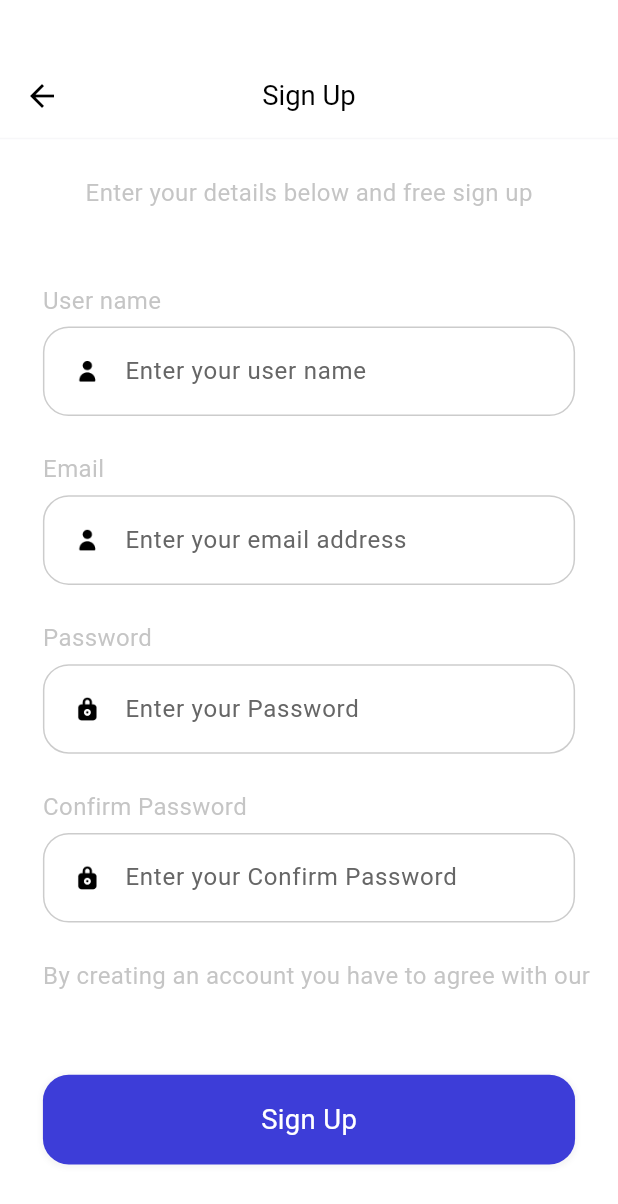
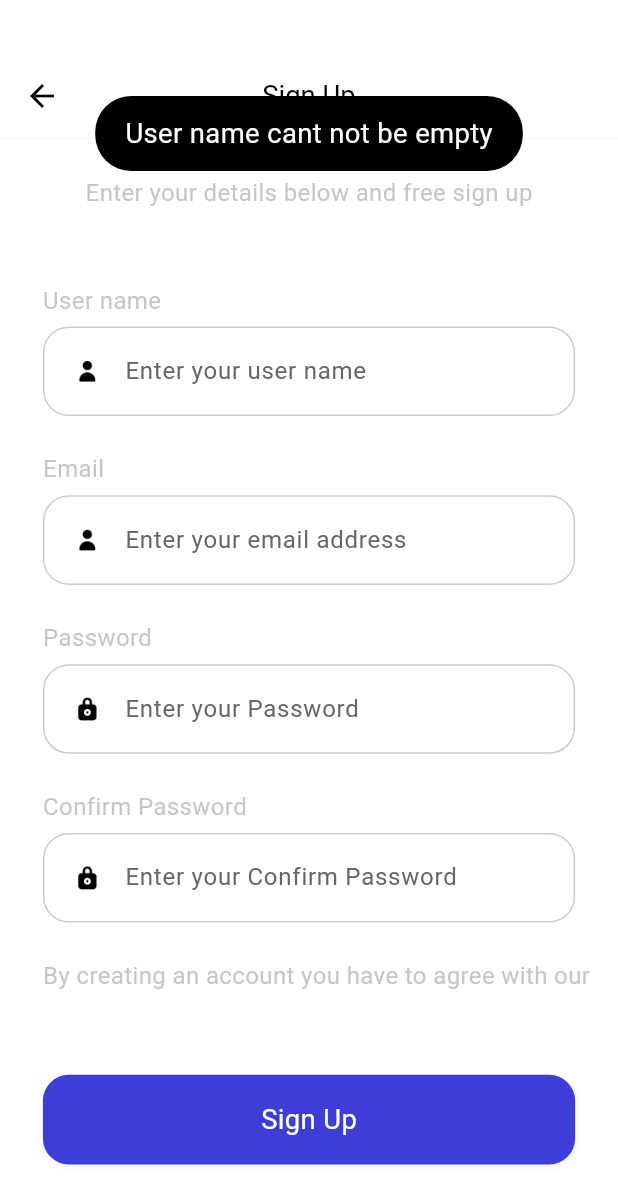
Before and after one commit to kareemmuhamedd/Ulearning-App, a Flutter app: the RegisterScreen screen opened by its route, after a tap on "Sign Up", on a phone screen of 412 x 824 dp. Shown: the top 1204 px of the screen. Run offline on Flutter 3.47's test engine with Material 3 defaults, Android fonts, the light colour scheme and no system bars; our stand-ins replace cloud_firestore, dots_indicator, firebase_auth, firebase_core, flutter_bloc, flutter_screenutil and 1 more; accounts and stored records are empty; Roboto replaces fonts that are missing (Avenir).

Commit message:
- Added Register Controller.

```diff
--- a/lib/pages/register/register_controller.dart
+++ b/lib/pages/register/register_controller.dart
@@ -0,0 +1,61 @@
+import 'package:firebase_auth/firebase_auth.dart';
+import 'package:flutter/cupertino.dart';
+import 'package:flutter_bloc/flutter_bloc.dart';
+import 'package:ulearning_app/common/widgets/flutter_toast.dart';
+import 'package:ulearning_app/pages/register/bloc/register_blocs.dart';
+
+class RegisterController {
+  final BuildContext context;
+
+  const RegisterController(this.context);
+
+  void handelEmailRegister() async {
+    final state = context.read<RegisterBlocs>().state;
+    String userName = state.userName;
+    String email = state.email;
+    String password = state.password;
+    String confirmPassword = state.confirmPassword;
+
+    if (userName.isEmpty) {
+      toastInfo(msg: 'User name cant not be empty');
+      return;
+    }
+    if (email.isEmpty) {
+      toastInfo(msg: 'Email name cant not be empty');
+      return;
+    }
+    if (password.isEmpty) {
+      toastInfo(msg: 'Password name cant not be empty');
+      return;
+    }
+    if (confirmPassword != password) {
+      toastInfo(msg: 'Your password confirmation dose not match');
+      return;
+    }
+
+    try {
+      final credential =
+          await FirebaseAuth.instance.createUserWithEmailAndPassword(
+        email: email,
+        password: password,
+      );
+      if (credential.user != null) {
+        await credential.user?.sendEmailVerification();
+        await credential.user?.updateDisplayName(userName);
+        toastInfo(
+          msg:
+              'An email has been sent to your email address. To activate it please check your email box and click on the link.',
+        );
+        Navigator.of(context).pop();
+      }
+    } on FirebaseAuthException catch (e) {
+      if (e.code == 'weak-password') {
+        toastInfo(msg: 'The password provided is too weak.');
+      } else if (e.code == 'email-already-in-use') {
+        toastInfo(msg: 'The account already exists for that email.');
+      } else if (e.code == 'invalid-email') {
+        toastInfo(msg: 'Please enter a valid email.');
+      }
+    }
+  }
+}
--- a/lib/pages/register/register_screen.dart
+++ b/lib/pages/register/register_screen.dart
@@ -2,6 +2,7 @@ import 'package:flutter/material.dart';
 import 'package:flutter_bloc/flutter_bloc.dart';
 import 'package:flutter_screenutil/flutter_screenutil.dart';
 import 'package:ulearning_app/pages/register/bloc/register_events.dart';
+import 'package:ulearning_app/pages/register/register_controller.dart';
 
 import '../sign_in/widgets/custom_signin_appbar.dart';
 import '../sign_in/widgets/custom_text_field.dart';
@@ -97,7 +98,7 @@ class _RegisterScreenState extends State<RegisterScreen> {
                     LoginAndRegisterButton(
                       buttonName: 'Sign Up',
                       onTap: () {
-                        Navigator.of(context).pushNamed('/register');
+                       RegisterController(context).handelEmailRegister();
                       },
                     ),
                   ],
--- a/lib/pages/sign_in/sign_in_controller.dart
+++ b/lib/pages/sign_in/sign_in_controller.dart
@@ -16,11 +16,11 @@ class SignInController {
         String emailAddress = state.email;
         String password = state.password;
         if (emailAddress.isEmpty) {
-          toastInfo(msg: 'Your need to fill email address.');
+          toastInfo(msg: 'You need to fill email address.');
           return;
         }
         if (password.isEmpty) {
-          toastInfo(msg: 'Your need to fill password.');
+          toastInfo(msg: 'You need to fill password.');
           return;
         }
         try {
@@ -29,31 +29,29 @@ class SignInController {
             email: emailAddress,
             password: password,
           );
-          if(credential.user==null){
-            toastInfo(msg: 'Your don\'t have account');
+          if (credential.user == null) {
+            toastInfo(msg: 'You don\'t have account');
             return;
           }
-          if(!credential.user!.emailVerified){
-            toastInfo(msg: 'Your need to verify your email.');
+          if (!credential.user!.emailVerified) {
+            toastInfo(msg: 'You need to verify your email.');
             return;
           }
           var user = credential.user;
-          if(user!=null){
-            // todo we got verified user from firebase
-          }else{
+          if (user != null) {
+            print('user is exist');
+          } else {
             toastInfo(msg: 'Currently you are not a user of this app.');
             return;
           }
         } on FirebaseException catch (e) {
-          if(e.code=='invalid-credential'){
+          if (e.code == 'invalid-credential') {
             toastInfo(msg: 'Make sure your email and password is correct.');
             return;
-          }
-          else if(e.code=='invalid-email'){
+          } else if (e.code == 'invalid-email') {
             toastInfo(msg: 'The email address is badly formatted.');
             return;
-          }
-          else{
+          } else {
             toastInfo(msg: 'Something went wrong, try again later.');
             return;
           }
```
